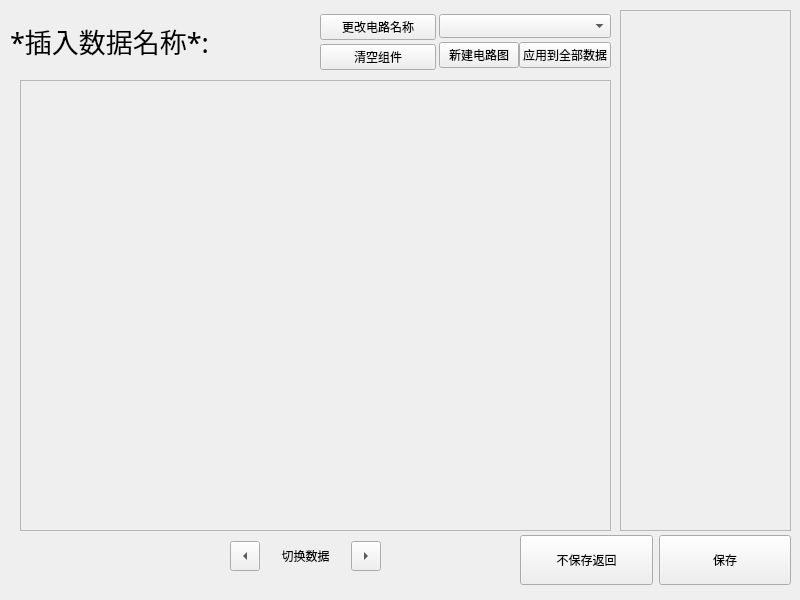
Qt form UI/misc/UI Files/modelSettings.ui (HinanawiTenshi104/EIS-Project) before a commit.
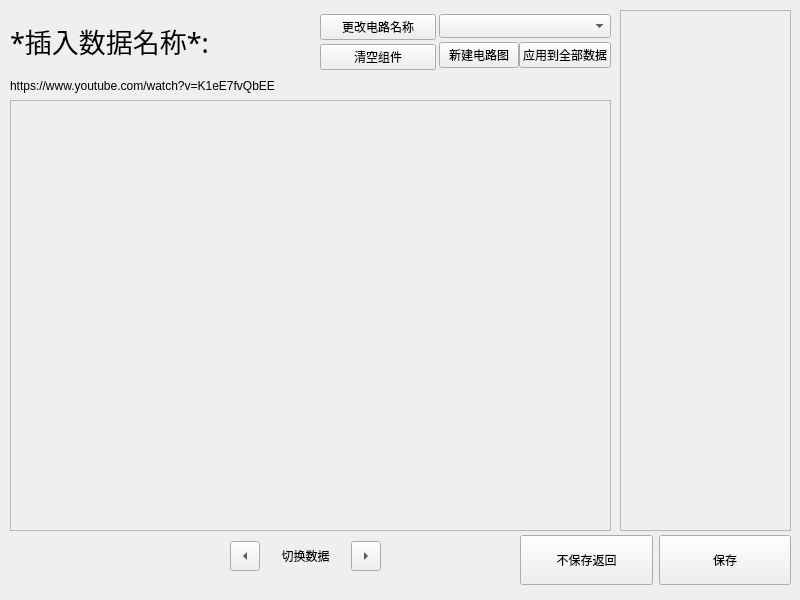
The same form after that commit.

The edit to the form file:
```diff
--- a/UI/misc/UI Files/modelSettings.ui
+++ b/UI/misc/UI Files/modelSettings.ui
@@ -35,23 +35,7 @@
     <bool>true</bool>
    </property>
   </widget>
-  <widget class="QFrame" name="ModelSettingFrame">
-   <property name="geometry">
-    <rect>
-     <x>20</x>
-     <y>80</y>
-     <width>591</width>
-     <height>451</height>
-    </rect>
-   </property>
-   <property name="frameShape">
-    <enum>QFrame::StyledPanel</enum>
-   </property>
-   <property name="frameShadow">
-    <enum>QFrame::Sunken</enum>
-   </property>
-  </widget>
-  <widget class="QScrollArea" name="ModelSettingScrollArea">
+  <widget class="QScrollArea" name="ModelSettingComponentScrollArea">
    <property name="geometry">
     <rect>
      <x>620</x>
@@ -267,6 +251,42 @@
     </item>
    </layout>
   </widget>
+  <widget class="QLabel" name="InfoLabel">
+   <property name="geometry">
+    <rect>
+     <x>10</x>
+     <y>75</y>
+     <width>601</width>
+     <height>21</height>
+    </rect>
+   </property>
+   <property name="text">
+    <string>https://www.youtube.com/watch?v=K1eE7fvQbEE</string>
+   </property>
+  </widget>
+  <widget class="QScrollArea" name="ModelSettingDiagramScrollArea">
+   <property name="geometry">
+    <rect>
+     <x>10</x>
+     <y>100</y>
+     <width>601</width>
+     <height>431</height>
+    </rect>
+   </property>
+   <property name="widgetResizable">
+    <bool>true</bool>
+   </property>
+   <widget class="QWidget" name="ModelSettingDiagramScrollAreaContents">
+    <property name="geometry">
+     <rect>
+      <x>0</x>
+      <y>0</y>
+      <width>599</width>
+      <height>429</height>
+     </rect>
+    </property>
+   </widget>
+  </widget>
  </widget>
  <tabstops>
   <tabstop>ModelSettingDiagramComboBox</tabstop>
```
Left out of the diff: 5 changed lines with no effect on the pictures.
